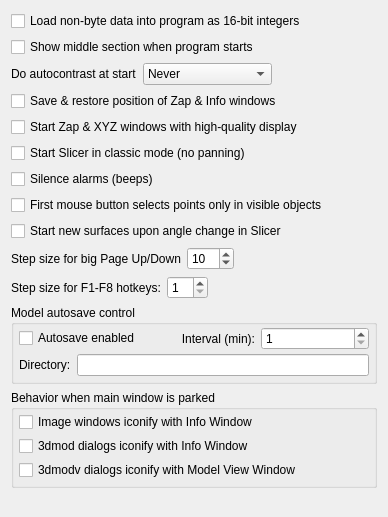
LabShare-Archive/IMOD, file 3dmod/form_behavior.ui: the form before one commit.
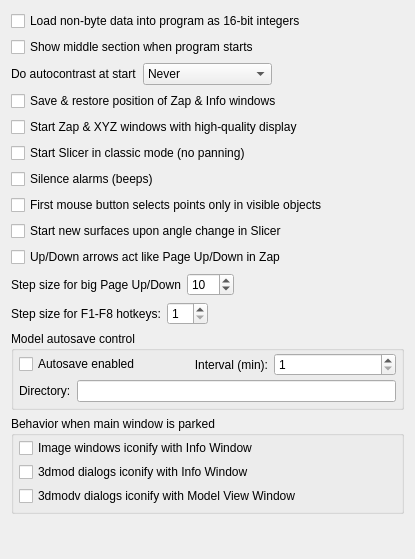
The form after the commit.

Commit message: Added up/down arrow option for page up/down to 3dmod

Diff of the .ui file:
```diff
--- a/3dmod/form_behavior.ui
+++ b/3dmod/form_behavior.ui
@@ -1,12 +1,12 @@
 <ui version="4.0" >
  <class>BehaviorForm</class>
- <widget class="QWidget" name="BehaviorForm" >
-  <property name="geometry" >
+ <widget class="QWidget" name="BehaviorForm">
+  <property name="geometry">
    <rect>
     <x>0</x>
     <y>0</y>
-    <width>388</width>
-    <height>517</height>
+    <width>415</width>
+    <height>559</height>
    </rect>
   </property>
   <property name="windowTitle" >
@@ -137,7 +137,14 @@
     </widget>
    </item>
    <item>
-    <layout class="QHBoxLayout" name="horizontalLayout" >
+    <widget class="QCheckBox" name="arrowsScrollZapBox">
+     <property name="text">
+      <string>Up/Down arrows act like Page Up/Down in Zap</string>
+     </property>
+    </widget>
+   </item>
+   <item>
+    <layout class="QHBoxLayout" name="horizontalLayout">
      <item>
       <widget class="QLabel" name="label" >
        <property name="text" >
@@ -394,7 +401,7 @@
    </item>
   </layout>
  </widget>
- <layoutdefault spacing="6" margin="11" />
+ <layoutdefault spacing="6" margin="11"/>
  <resources/>
  <connections/>
 </ui>
```
Left out of the diff: 227 changed lines with no effect on the pictures. The commit also changes 8 other files.
